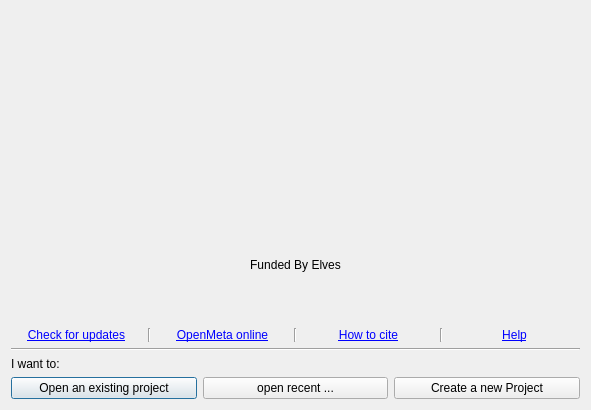
The window that start_upV2.ui (bwallace/OpenMeta-analyst-) describes before a commit, drawn with Qt 5.
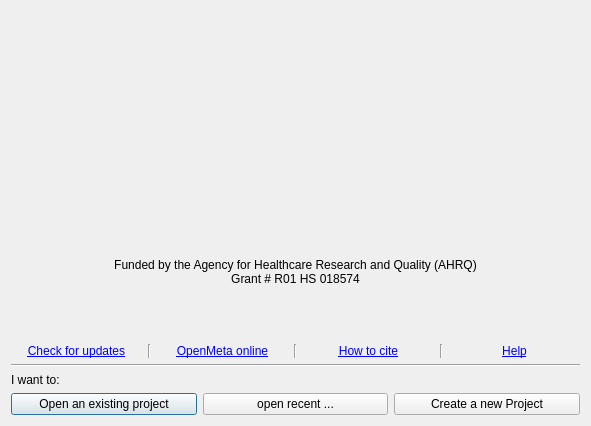
The same window after the commit. Icons and pictures are not drawn.

The edit to the form file:
```diff
--- a/start_upV2.ui
+++ b/start_upV2.ui
@@ -7,7 +7,7 @@
     <x>0</x>
     <y>0</y>
     <width>591</width>
-    <height>410</height>
+    <height>426</height>
    </rect>
   </property>
   <property name="windowTitle">
@@ -84,7 +84,8 @@
    <item>
     <widget class="QLabel" name="fundedby_lbl">
      <property name="text">
-      <string>Funded By Elves</string>
+      <string>Funded by the Agency for Healthcare Research and Quality (AHRQ)
+Grant # R01 HS 018574</string>
      </property>
      <property name="alignment">
       <set>Qt::AlignCenter</set>
```
